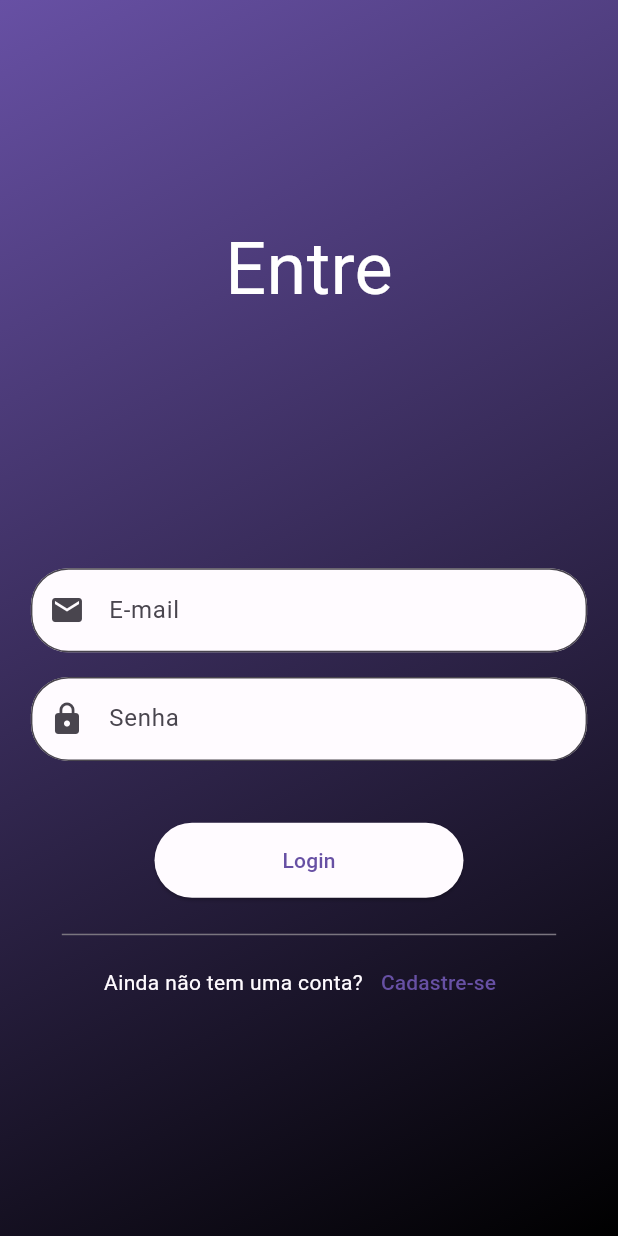
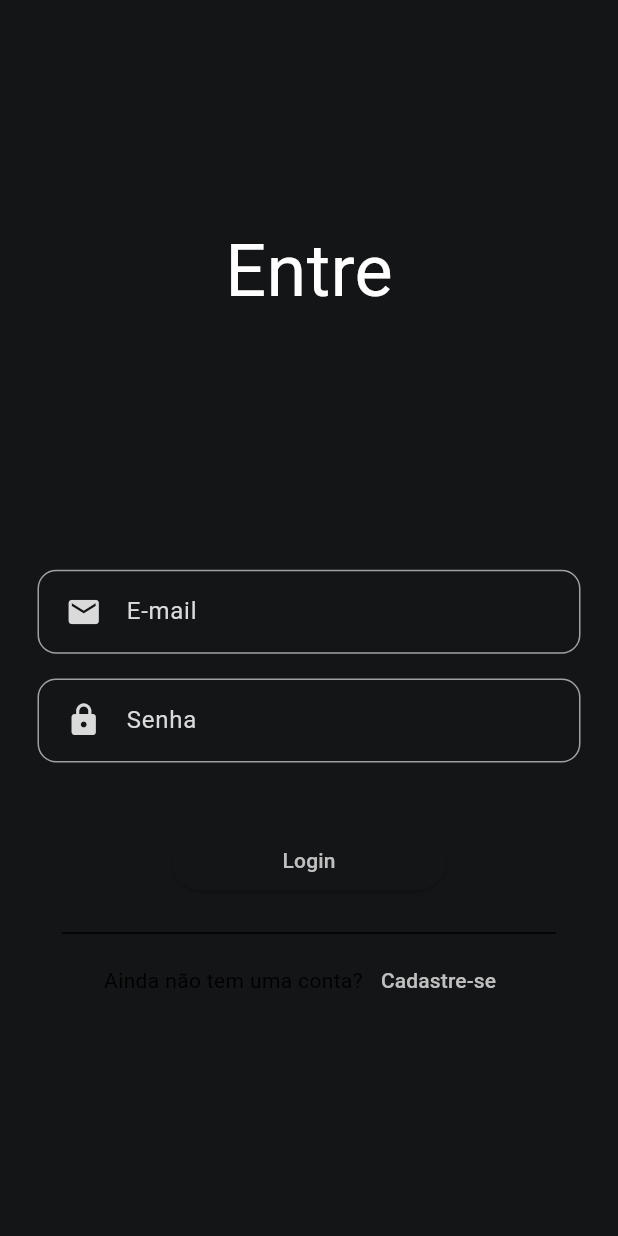
Before and after one commit to IgordeAndrade/customer_secret_service, a Flutter app: the screen it shows after launch, on a phone screen of 412 x 824 dp. Run offline on Flutter 3.47's test engine with Material 2 defaults, Android fonts, the light colour scheme and no system bars; our stand-ins replace flex_color_scheme.

Commit message:
[feature]: change theme

```diff
--- a/lib/customer_app.dart
+++ b/lib/customer_app.dart
@@ -16,8 +16,7 @@ class CustommerApp extends StatelessWidget {
     return MaterialApp(
         title: Strings.appName,
         debugShowCheckedModeBanner: false,
-        theme: lightTheme,
-        darkTheme: darkTheme,
+        theme: darkTheme,
         initialRoute: Routes.splashPage,
         routes: {
           Routes.splashPage: (_) => const SplashPage(),
--- a/lib/global/design_system/themes/constants/sizes.dart
+++ b/lib/global/design_system/themes/constants/sizes.dart
@@ -11,6 +11,6 @@ class Sizes {
 
   //INPUT TEXT
   static const double inputTextWidthMultiplier = 0.9;
-  static const double borderRadius = 25;
+  static const double borderRadius = 12.5;
 
 }
--- a/lib/global/design_system/themes/themes.dart
+++ b/lib/global/design_system/themes/themes.dart
@@ -1,21 +1,33 @@
-import 'package:flutter/material.dart';
+import 'package:flex_color_scheme/flex_color_scheme.dart';
 
 import 'color_schemes.g.dart';
 
-ThemeData get lightTheme => ThemeData(
-  appBarTheme: AppBarTheme(
-    centerTitle: true,
-    backgroundColor: lightColorScheme.primary,
+get lightTheme => FlexThemeData.light(
+      scheme: FlexScheme.ebonyClay,
+      surfaceMode: FlexSurfaceMode.levelSurfacesLowScaffold,
+      blendLevel: 9,
+      subThemesData: const FlexSubThemesData(
+        blendOnLevel: 10,
+        blendOnColors: false,
       ),
+      visualDensity: FlexColorScheme.comfortablePlatformDensity,
       useMaterial3: true,
-  colorScheme: lightColorScheme,
+      swapLegacyOnMaterial3: true,
+      // To use the playground font, add GoogleFonts package and uncomment
+      // fontFamily: GoogleFonts.notoSans().fontFamily,
     );
 
-ThemeData get darkTheme => ThemeData(
-  appBarTheme: AppBarTheme(
-    centerTitle: true,
-    backgroundColor: darkColorScheme.primary,
+get darkTheme => FlexThemeData.dark(
+      scheme: FlexScheme.ebonyClay,
+      surfaceMode: FlexSurfaceMode.levelSurfacesLowScaffold,
+      blendLevel: 15,
+      subThemesData: const FlexSubThemesData(
+        blendOnLevel: 20,
       ),
+      visualDensity: FlexColorScheme.comfortablePlatformDensity,
       useMaterial3: true,
-  colorScheme: darkColorScheme,
+      swapLegacyOnMaterial3: true,
+      colorScheme: flexSchemeDark,
+      // To use the Playground font, add GoogleFonts package and uncomment
+      // fontFamily: GoogleFonts.notoSans().fontFamily,
     );
--- a/lib/login/presentation/login_page.dart
+++ b/lib/login/presentation/login_page.dart
@@ -1,6 +1,5 @@
 import 'package:customer_secret_service/global/design_system/themes/constants/strings.dart';
 import 'package:customer_secret_service/global/routes/routes.dart';
-import 'package:customer_secret_service/login/presentation/widgets/custom_backgroud.dart';
 import 'package:customer_secret_service/login/presentation/widgets/custom_login_button.dart';
 import 'package:customer_secret_service/login/presentation/widgets/custom_text_form_field.dart';
 import 'package:flutter/material.dart';
@@ -12,18 +11,14 @@ class LoginPage extends StatelessWidget {
   Widget build(BuildContext context) {
     final theme = Theme.of(context).colorScheme;
     return Scaffold(
-      body: CustomBackground(
-        widget: Center(
+      body: Center(
         child: SingleChildScrollView(
           child: SafeArea(
             child: Column(
               children: [
-                   Text(
+                const Text(
                   Strings.enter,
-                    style: TextStyle(
-                        color: Theme.of(context).colorScheme.onPrimary,
-                        fontSize: 48,
-                        fontWeight: FontWeight.w400),
+                  style: TextStyle(fontSize: 48, fontWeight: FontWeight.w400),
                 ),
                 SizedBox(
                   height: MediaQuery.of(context).size.height * 0.2,
@@ -33,7 +28,9 @@ class LoginPage extends StatelessWidget {
                     children: [
                       const CustomTextFormField(
                         hintText: Strings.email,
-                          prefixIcon: Icon(Icons.mail),
+                        prefixIcon: Icon(
+                          Icons.mail,
+                        ),
                       ),
                       SizedBox(
                         height: MediaQuery.of(context).size.height * 0.02,
@@ -41,22 +38,24 @@ class LoginPage extends StatelessWidget {
                       const CustomTextFormField(
                         hintText: Strings.password,
                         obscureText: true,
-                          prefixIcon: Icon(Icons.lock),
+                        prefixIcon: Icon(
+                          Icons.lock,
+                        ),
                       ),
                     ],
                   ),
                 ),
-                  SizedBox(
-                    height: MediaQuery.of(context).size.height * 0.05,
+                Padding(
+                  padding: EdgeInsets.only(
+                    top: MediaQuery.of(context).size.height * 0.05,
+                    bottom: MediaQuery.of(context).size.height * 0.02,
                   ),
-                  const CustomLoginButton(),
-                  SizedBox(
-                    height: MediaQuery.of(context).size.height * 0.02,
+                  child: const CustomLoginButton(),
                 ),
                 SizedBox(
                   width: MediaQuery.of(context).size.width * 0.8,
                   child: Divider(
-                      color: theme.outline,
+                    color: theme.onPrimary,
                   ),
                 ),
                 Row(
@@ -64,7 +63,7 @@ class LoginPage extends StatelessWidget {
                   children: [
                     Text(
                       Strings.noCount,
-                        style: TextStyle(color: theme.background),
+                      style: TextStyle(color: theme.onPrimary),
                     ),
                     TextButton(
                         onPressed: () {
@@ -78,7 +77,6 @@ class LoginPage extends StatelessWidget {
           ),
         ),
       ),
-      ),
     );
   }
 }
--- a/lib/login/presentation/widgets/custom_backgroud.dart
+++ /dev/null
@@ -1,25 +0,0 @@
-import 'package:flutter/material.dart';
-
-class CustomBackground extends StatelessWidget {
-  const CustomBackground({super.key, required this.widget});
-
-  final Widget widget;
-
-  @override
-  Widget build(BuildContext context) {
-    final theme = Theme.of(context).colorScheme;
-    return Container(
-      decoration: BoxDecoration(
-        gradient: LinearGradient(
-          begin: Alignment.topLeft,
-          end: Alignment.bottomRight,
-          colors: [
-            theme.primary,
-            theme.shadow,
-          ],
-        ),
-      ),
-      child: widget,
-    );
-  }
-}
--- a/lib/login/presentation/widgets/custom_login_button.dart
+++ b/lib/login/presentation/widgets/custom_login_button.dart
@@ -14,15 +14,18 @@ class CustomLoginButton extends StatelessWidget {
         builder: (__, isLoading, ___) {
           return isLoading
               ? const CircularProgressIndicator()
-              : SizedBox(
-                  height: Sizes.loginButtonHeight,
-                  width: MediaQuery.of(context).size.width * Sizes.buttonWidthMultiplier,
-                  child: ElevatedButton(
-                    onPressed: () {
-                      LoginController.loginController
-                          .userAuthentication(context);
-                    },
-                    child: const Text(Strings.login),
+              : ElevatedButton(
+                  style: ButtonStyle(
+                    shadowColor: MaterialStateProperty.all(
+                        Theme.of(context).colorScheme.onPrimary),
+                  ),
+                  onPressed: () {
+                    LoginController.loginController.userAuthentication(context);
+                  },
+                  child: const Padding(
+                    padding: EdgeInsets.symmetric(
+                        horizontal: Sizes.loginButtonHeight),
+                    child: Text(Strings.login),
                   ),
                 );
         });
--- a/lib/login/presentation/widgets/custom_text_form_field.dart
+++ b/lib/login/presentation/widgets/custom_text_form_field.dart
@@ -14,16 +14,25 @@ class CustomTextFormField extends StatelessWidget {
 
   @override
   Widget build(BuildContext context) {
-    return SizedBox(
-      width: MediaQuery.of(context).size.width * Sizes.inputTextWidthMultiplier,
+    final theme = Theme.of(context).colorScheme;
+    return Padding(
+      padding: const EdgeInsets.symmetric(horizontal: Sizes.borderRadius * 2),
       child: TextFormField(
+        style: TextStyle(color: theme.onPrimary),
         decoration: InputDecoration(
-          prefixIcon: prefixIcon,
+          prefixIcon: Padding(
+            padding: const EdgeInsets.only(
+                left: Sizes.borderRadius * 1.5, right: Sizes.borderRadius),
+            child: prefixIcon,
+          ),
           hintText: hintText,
           filled: true,
-          border: OutlineInputBorder(
-            borderRadius: BorderRadius.circular(Sizes.borderRadius),
-          ),
+          enabledBorder: OutlineInputBorder(
+              borderRadius: BorderRadius.circular(Sizes.borderRadius),
+              borderSide: BorderSide(color: theme.outline)),
+          focusedBorder: OutlineInputBorder(
+              borderRadius: BorderRadius.circular(Sizes.borderRadius),
+              borderSide: BorderSide(color: theme.primary)),
         ),
         obscureText: obscureText,
       ),
--- a/lib/sign_out_customer_secret.dart/presentation/presentation/register_page.dart
+++ b/lib/sign_out_customer_secret.dart/presentation/presentation/register_page.dart
@@ -1,5 +1,4 @@
 import 'package:customer_secret_service/global/design_system/themes/constants/strings.dart';
-import 'package:customer_secret_service/login/presentation/widgets/custom_backgroud.dart';
 import 'package:customer_secret_service/login/presentation/widgets/custom_text_form_field.dart';
 import 'package:flutter/material.dart';
 
@@ -10,8 +9,7 @@ class RegisterPage extends StatelessWidget {
   Widget build(BuildContext context) {
     final theme = Theme.of(context).colorScheme;
     return Scaffold(
-      body: CustomBackground(
-        widget: Center(
+      body:  Center(
           child: SingleChildScrollView(
             child: SafeArea(
               child: Column(
@@ -69,7 +67,6 @@ class RegisterPage extends StatelessWidget {
             ),
           ),
         ),
-      ),
-    );
+      );
   }
 }
--- a/pubspec.yaml
+++ b/pubspec.yaml
@@ -36,6 +36,7 @@ dependencies:
   # The following adds the Cupertino Icons font to your application.
   # Use with the CupertinoIcons class for iOS style icons.
   cupertino_icons: ^1.0.2
+  flex_color_scheme: ^6.1.2
 
 dev_dependencies:
   flutter_test:
```
Also changed, not shown: lib/global/design_system/themes/color_schemes.g.dart, pubspec.lock. Lines whose indentation alone changed are shown as unchanged.
